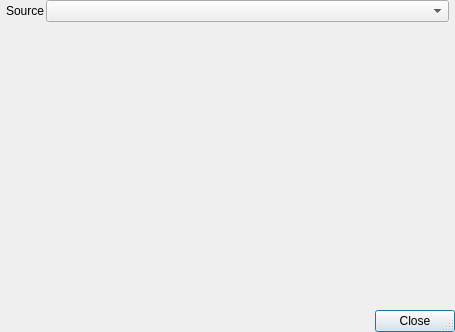
Qt form enmapbox/coreapps/metadataeditorapp/metadataeditor.ui (jakimowb/enmapbox_testmigration2) before a commit.
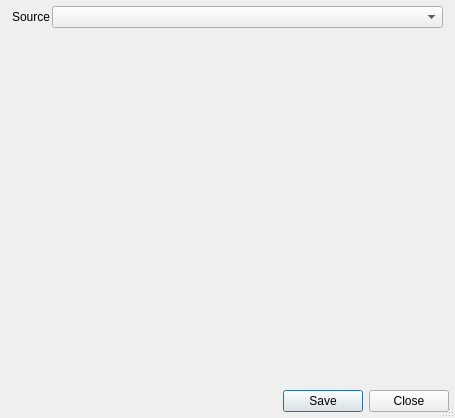
The same form after that commit. Icons and pictures are not drawn. Custom widgets are drawn as their Qt base class.

Commit message: closes #409 (preserve scale and center when MapViews get resized) resolves #181 (GDAL metadata handling)

```diff
--- a/enmapbox/coreapps/metadataeditorapp/metadataeditor.ui
+++ b/enmapbox/coreapps/metadataeditorapp/metadataeditor.ui
@@ -10,7 +10,7 @@
     <x>0</x>
     <y>0</y>
     <width>455</width>
-    <height>332</height>
+    <height>418</height>
    </rect>
   </property>
   <property name="windowTitle">
@@ -21,19 +21,19 @@
   </property>
   <layout class="QVBoxLayout" name="verticalLayout">
    <property name="spacing">
-    <number>1</number>
+    <number>6</number>
    </property>
    <property name="leftMargin">
-    <number>0</number>
+    <number>6</number>
    </property>
    <property name="topMargin">
-    <number>0</number>
+    <number>6</number>
    </property>
    <property name="rightMargin">
-    <number>0</number>
+    <number>6</number>
    </property>
    <property name="bottomMargin">
-    <number>0</number>
+    <number>6</number>
    </property>
    <item>
     <layout class="QHBoxLayout" name="horizontalLayout_2">
@@ -87,7 +87,7 @@
    <item>
     <widget class="QDialogButtonBox" name="buttonBox">
      <property name="standardButtons">
-      <set>QDialogButtonBox::Close</set>
+      <set>QDialogButtonBox::Close|QDialogButtonBox::Save</set>
      </property>
      <property name="centerButtons">
       <bool>false</bool>
```
Left out of the diff: 2 changed lines with no effect on the pictures. The commit also changes 12 other files.
